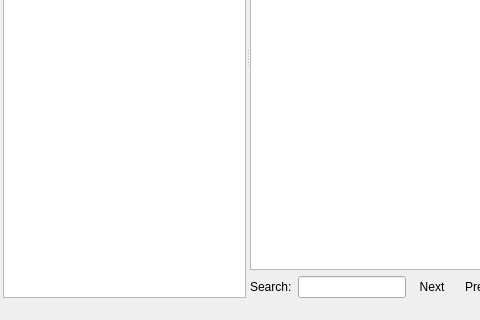
This is branches/dev_history/src/plugins/messagearchiver/archiveviewwindow.ui in vacuum-im/vacuum-im as Qt 5 draws it before an edit; both pictures show x 0 to 480 and y 188 to 508 of the 774 by 508 pixel window. The edited form follows.
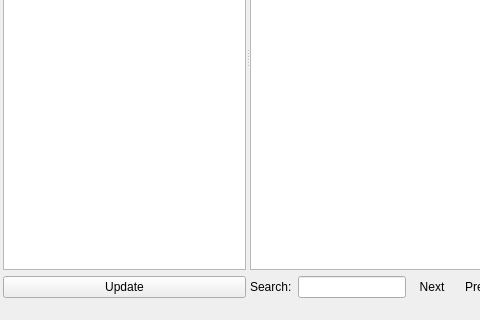
This is the edited form. Custom widgets are drawn as their Qt base class.

Commit message: Небольшой рефакторинг в окне просмотра истории и там же добавлена кнопка обновления.

```diff
--- a/branches/dev_history/src/plugins/messagearchiver/archiveviewwindow.ui
+++ b/branches/dev_history/src/plugins/messagearchiver/archiveviewwindow.ui
@@ -97,6 +97,13 @@
           </property>
          </widget>
         </item>
+        <item>
+         <widget class="QPushButton" name="pbtHeadersUpdate">
+          <property name="text">
+           <string>Update</string>
+          </property>
+         </widget>
+        </item>
        </layout>
       </widget>
       <widget class="QWidget" name="wdtMessages" native="true">
```
Left out of the diff: 8 changed lines with no effect on the pictures. The commit also changes 2 other files.
